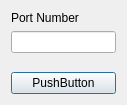
Qt form PaintBot 2 - Inverse Kinematics/PaintBot3Server/dialog.ui (MoffMade/CSCE462-PainterBot) before a commit.
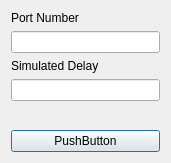
The same form after that commit.

Commit message: added delay textbox to dialog in server

What changed in the file:
```diff
--- a/PaintBot 2 - Inverse Kinematics/PaintBot3Server/dialog.ui
+++ b/PaintBot 2 - Inverse Kinematics/PaintBot3Server/dialog.ui
@@ -6,8 +6,8 @@
    <rect>
     <x>0</x>
     <y>0</y>
-    <width>127</width>
-    <height>105</height>
+    <width>171</width>
+    <height>163</height>
    </rect>
   </property>
   <property name="windowTitle">
@@ -24,6 +24,16 @@
    <item>
     <widget class="QLineEdit" name="lineEdit"/>
    </item>
+   <item>
+    <widget class="QLabel" name="label_2">
+     <property name="text">
+      <string>Simulated Delay</string>
+     </property>
+    </widget>
+   </item>
+   <item>
+    <widget class="QLineEdit" name="lineEdit_2"/>
+   </item>
    <item>
     <spacer name="verticalSpacer">
      <property name="orientation">
```
The commit also changes 4 other files.
